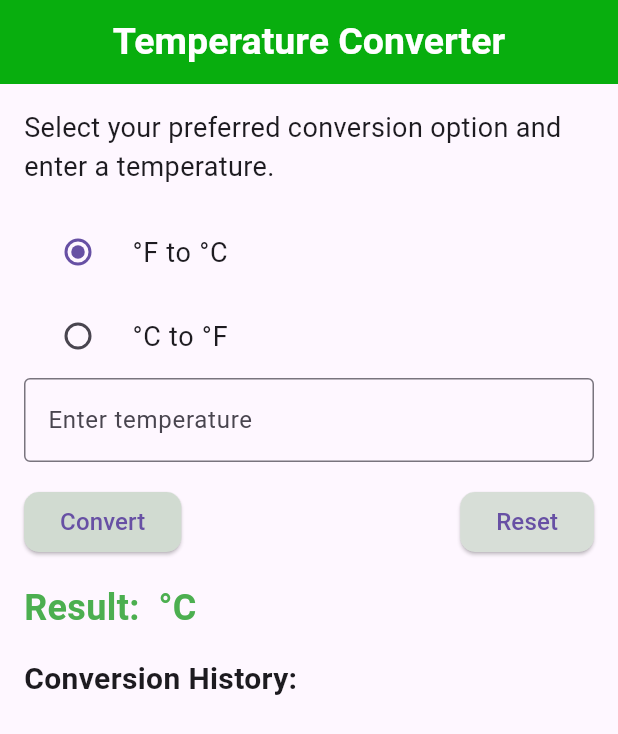
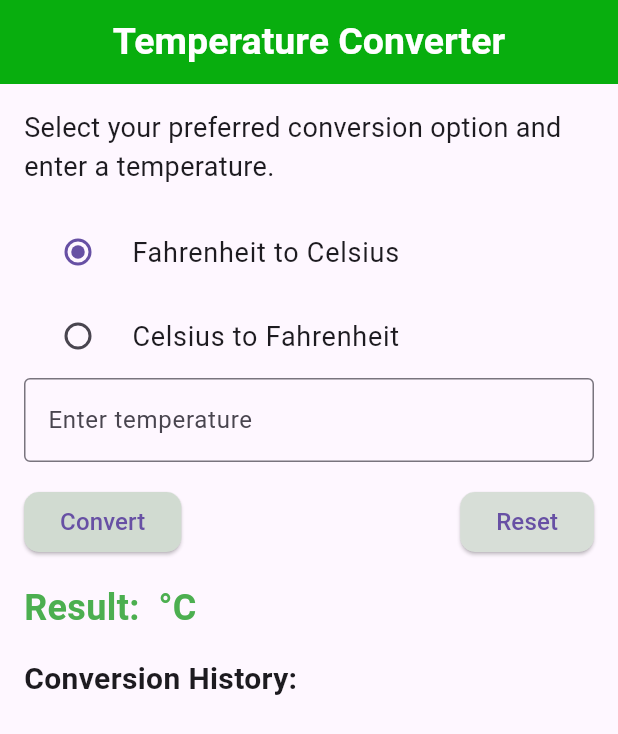
Before and after one commit to Ialbertine/a.ingabire1_IndividualProject1, a Flutter app: the screen it shows after launch, after a tap on "Convert", on a phone screen of 412 x 824 dp. Shown: the top 734 px of the screen. Run offline on Flutter 3.47's test engine with Material 3 defaults, Android fonts, the phone set to English and light mode, and no system bars.

```diff
--- a/temperature_app/lib/temperature.dart
+++ b/temperature_app/lib/temperature.dart
@@ -8,12 +8,12 @@ class TemperatureScreen extends StatefulWidget {
 }
 
 class _TemperatureScreenState extends State<TemperatureScreen> {
-  bool isFahrenheitToCelsius = true; // Toggle between F to C and C to F
+  bool isFahrenheitToCelsius = true; // to choose between F to C and C to F
   final TextEditingController _temperatureController = TextEditingController(); // Controller for input field
-  String _result = ''; // Stores the result of conversion
-  List<String> _history = []; // Stores the history of conversions
+  String _result = ''; // this is where the result of conversion will be stored.
+  List<String> _history = []; // this is the history of conversions will be stored.
 
-// Method to clear the input and reset state
+  // function to clear the input and reset state
   void _clear() {
     _temperatureController.clear();
     setState(() {
@@ -22,41 +22,41 @@ void _clear() {
     });
   }
 
-
   // Method to handle conversion logic
   void _convertTemperature() {
     if (_temperatureController.text.isEmpty) return; // Ensure input is provided
 
     double inputTemp = double.parse(_temperatureController.text); // Parse input to double
-    double convertedTemp; // Variable to store the converted temperature
+    double convertedTemp; // Variable that store the converted temperature
     String operation; // To track if conversion is F to C or C to F
 
     if (isFahrenheitToCelsius) {
-      convertedTemp = _fahrenheitToCelsius(inputTemp); // Convert F to C
+      convertedTemp = _fahrenheitToCelsius(inputTemp); // Convert Fahrenheit to Celsius
       operation = 'F to C';
     } else {
-      convertedTemp = _celsiusToFahrenheit(inputTemp); // Convert C to F
+      convertedTemp = _celsiusToFahrenheit(inputTemp); // Convert Celsius to Fahrenheit
       operation = 'C to F';
     }
 
     // Update the result and history
     setState(() {
       _result = convertedTemp.toStringAsFixed(2); // Format result to two decimal places
-      _history.insert(0, '$operation: ${inputTemp.toStringAsFixed(1)} => $_result'); // Add to history
+      _history.insert(0, '$operation : ${inputTemp.toStringAsFixed(1)} = $_result'); // Add to history
     });
   }
 
-  // Fahrenheit to Celsius conversion logic
+  // Fahrenheit to Celsius conversion
   double _fahrenheitToCelsius(double fahrenheit) {
     return (fahrenheit - 32) * 5 / 9;
   }
 
-  // Celsius to Fahrenheit conversion logic
+  // Celsius to Fahrenheit conversion
   double _celsiusToFahrenheit(double celsius) {
     return celsius * 9 / 5 + 32;
   }
 
   @override
+
   Widget build(BuildContext context) {
     return Scaffold(
       body: OrientationBuilder(
@@ -81,7 +81,7 @@ void _clear() {
                         child: Column(
                           children: [
                             RadioListTile<bool>(
-                              title: Text('°F to °C',
+                              title: Text('Fahrenheit to Celsius',
                                 style: TextStyle(
                                   fontSize: 18,
                                 ),
@@ -93,7 +93,7 @@ void _clear() {
                               },
                             ),
                             RadioListTile<bool>(
-                              title: Text('°C to °F',
+                              title: Text('Celsius to Fahrenheit',
                                 style: TextStyle(
                                   fontSize: 18,
                                 ),
@@ -167,15 +167,22 @@ void _clear() {
                   ),
                   SizedBox(height: 8),
 
-                  // Display history as a list
+                  // Display history as a list of cards
                   SizedBox(
                     height: orientation == Orientation.portrait ? 200 : 100,
                     child: ListView.builder(
                       itemCount: _history.length,
                       itemBuilder: (context, index) {
-                        return Text(
+                        return Card(
+                          elevation: 2,
+                          margin: EdgeInsets.symmetric(vertical: 5),
+                          child: Padding(
+                            padding: const EdgeInsets.all(8.0),
+                            child: Text(
                               _history[index],
-                          style: TextStyle(fontSize: 18), // Increased font size for history
+                              style: TextStyle(fontSize: 18),
+                            ),
+                          ),
                         );
                       },
                     ),
```
Lines whose indentation alone changed are shown as unchanged.
